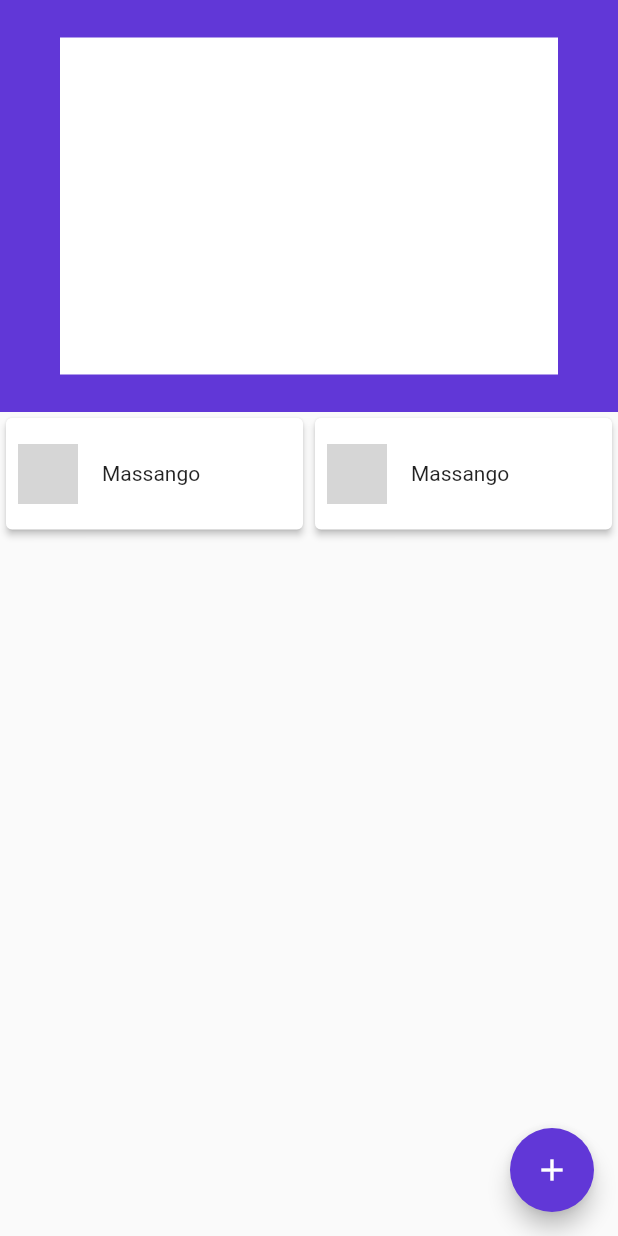
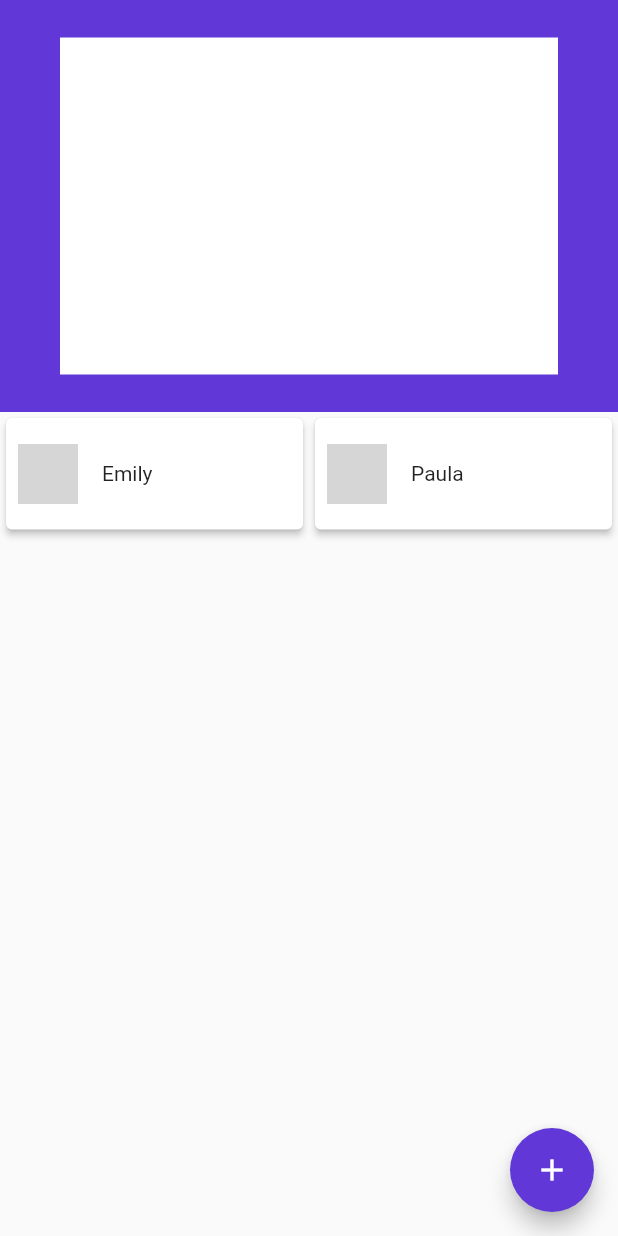
Before and after one commit to pedromassango/flutter_famguard, a Flutter app: the MembersPage screen opened by its route, on a phone screen of 412 x 824 dp. Run offline on Flutter 3.47's test engine with Material 2 defaults, Android fonts, the phone set to English and light mode, and no system bars; network calls fail; grey boxes are pictures that could not be loaded.

Commit message:
member card receiving member name as string

```diff
--- a/lib/ui/components/MemberCard.dart
+++ b/lib/ui/components/MemberCard.dart
@@ -2,8 +2,10 @@ import 'package:famguard/ui/components/CircularImage.dart';
 import 'package:flutter/material.dart';
 
 class MemberCard extends StatelessWidget {
-  final String imageUrl =
-      "https://celebritypets.net/wp-content/uploads/2016/12/Adriana-Lima.jpg";
+  final String imageUrl = "https://celebritypets.net/wp-content/uploads/2016/12/Adriana-Lima.jpg";
+  final String memberName;
+
+  MemberCard(this.memberName);
 
   @override
   Widget build(BuildContext context) {
@@ -19,7 +21,7 @@ class MemberCard extends StatelessWidget {
               CircularImage(NetworkImage(imageUrl)),
               Padding(
                 padding: const EdgeInsets.only(left: 16),
-                child: Text('Massango'),
+                child: Text(memberName),
               )
             ],
           ),
--- a/lib/ui/pages/members_page.dart
+++ b/lib/ui/pages/members_page.dart
@@ -28,7 +28,7 @@ class MembersPage extends StatelessWidget {
               childAspectRatio: 2.5,
               shrinkWrap: true,
               children: members.map((name){
-                return MemberCard();
+                return MemberCard(name);
               }).toList(),
             ),
 
```
